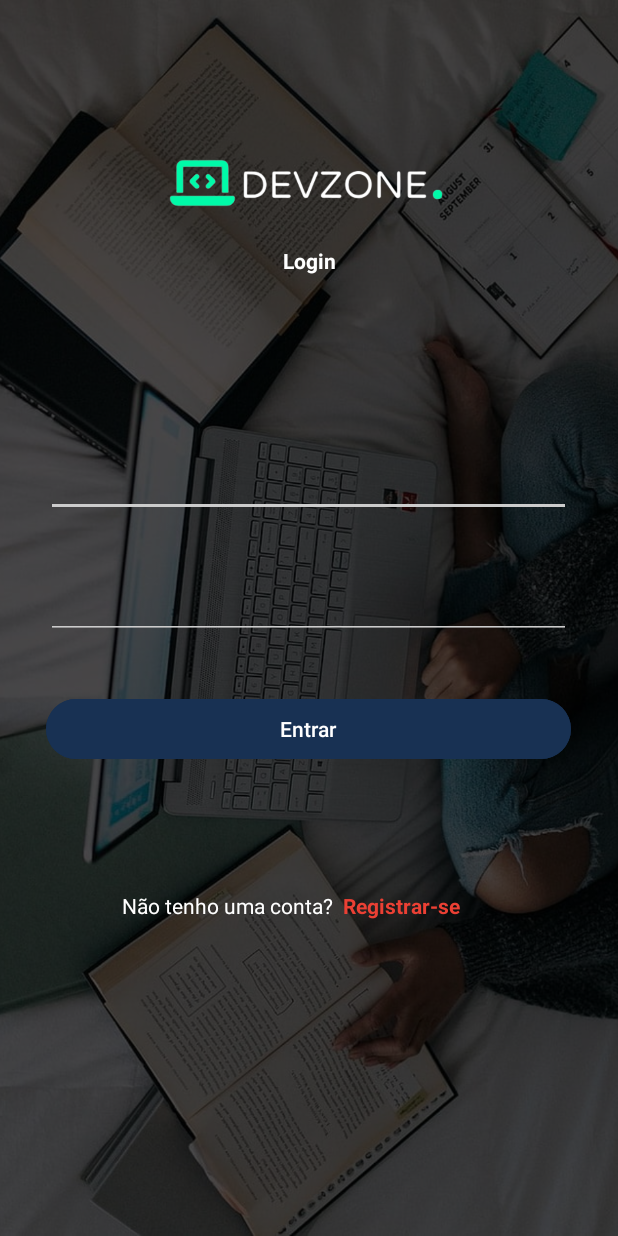
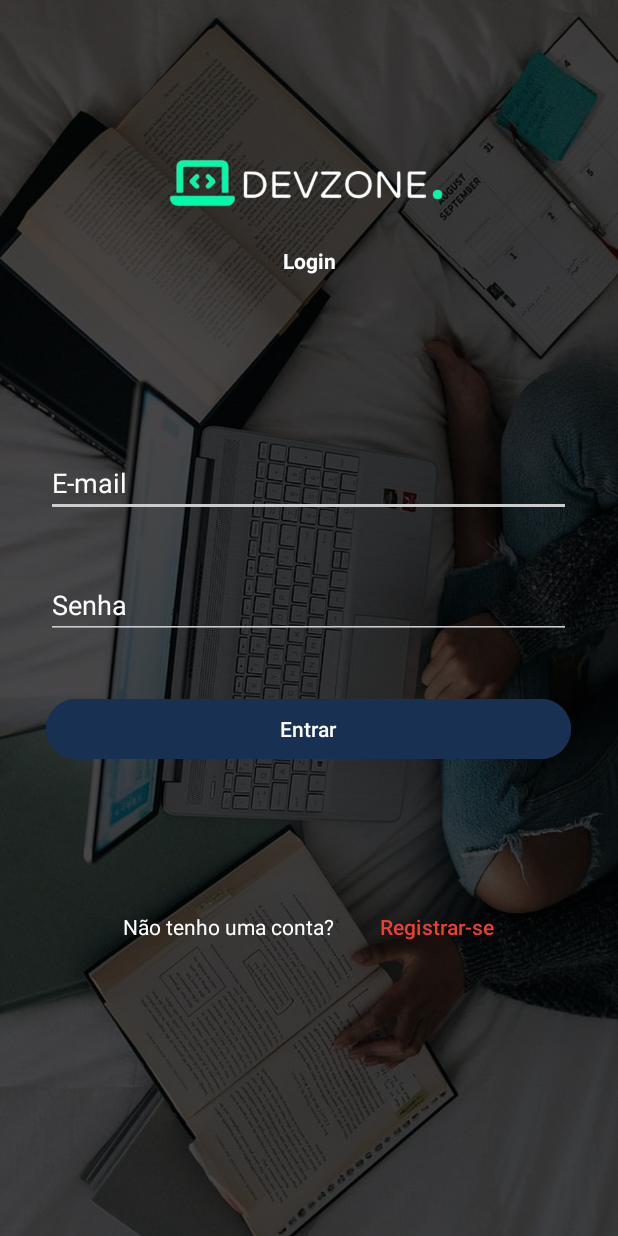
Before and after one commit to iamThiagoo/DevZone, an Android app: the screen it shows after launch (LoginActivity), after a tap on "Entrar", on a phone screen of 412 x 824 dp. Run offline under Robolectric (Android 15) with nearby library versions, the phone set to English and light mode, and no system bars.

Commit message:
Alteração de campos textView para button de entrar.

```diff
--- a/app/src/main/java/br/com/devzone/LoginActivity.java
+++ b/app/src/main/java/br/com/devzone/LoginActivity.java
@@ -5,19 +5,20 @@ import androidx.appcompat.app.AppCompatActivity;
 import android.content.Intent;
 import android.os.Bundle;
 import android.view.View;
+import android.widget.Button;
 import android.widget.TextView;
 
 public class LoginActivity extends AppCompatActivity {
 
-    TextView txtRegitrar_se;
+    Button btnRegistrarLogin;
     @Override
     protected void onCreate(Bundle savedInstanceState) {
         super.onCreate(savedInstanceState);
         setContentView(R.layout.activity_login);
 
-        txtRegitrar_se = findViewById(R.id.txtRegitrar_se);
+        btnRegistrarLogin = findViewById(R.id.btnRegistrarLogin);
 
-        txtRegitrar_se.setOnClickListener(new View.OnClickListener() {
+        btnRegistrarLogin.setOnClickListener(new View.OnClickListener() {
             @Override
             public void onClick(View v) {
                 Intent i = new Intent(getApplicationContext(), WelcomeActivity.class);
--- a/app/src/main/java/br/com/devzone/WelcomeActivity.java
+++ b/app/src/main/java/br/com/devzone/WelcomeActivity.java
@@ -7,11 +7,12 @@ import android.os.Bundle;
 import android.view.View;
 import android.view.Window;
 import android.view.WindowManager;
+import android.widget.Button;
 import android.widget.TextView;
 
 public class WelcomeActivity extends AppCompatActivity {
 
-    TextView textView3;
+    Button btnEntrar;
 
     @Override
     protected void onCreate(Bundle savedInstanceState) {
@@ -20,9 +21,9 @@ public class WelcomeActivity extends AppCompatActivity {
         this.getWindow().setFlags(WindowManager.LayoutParams.FLAG_FULLSCREEN, WindowManager.LayoutParams.FLAG_FULLSCREEN);
         setContentView(R.layout.activity_welcome);
 
-        textView3 = findViewById(R.id.textView3);
+        btnEntrar = findViewById(R.id.btnEntrar);
 
-        textView3.setOnClickListener(new View.OnClickListener() {
+        btnEntrar.setOnClickListener(new View.OnClickListener() {
             @Override
             public void onClick(View v) {
                 Intent i = new Intent(getApplicationContext(), LoginActivity.class);
--- a/app/src/main/res/layout/activity_login.xml
+++ b/app/src/main/res/layout/activity_login.xml
@@ -55,6 +55,7 @@
             android:drawablePadding="13dp"
             android:inputType="textEmailAddress"
             android:textColor="@color/white"
+            android:hint="E-mail"
             android:textColorHint="@color/white"/>
 
         <Space
@@ -68,7 +69,9 @@
             android:drawablePadding="13dp"
             android:layout_height="wrap_content"
             android:textColor="@color/white"
-            android:inputType="textPassword" />
+            android:inputType="textPassword"
+            android:hint="Senha"
+            android:textColorHint="@color/white"/>
 
         <Space
             android:layout_width="match_parent"
@@ -96,21 +99,22 @@
 
             <TextView
                 android:id="@+id/textView5"
-                android:layout_width="124dp"
+                android:layout_width="191dp"
                 android:layout_height="wrap_content"
                 android:layout_weight="1"
                 android:text="Não tenho uma conta?  "
                 android:textAlignment="textEnd"
                 android:textColor="@color/white" />
 
-            <TextView
-                android:id="@+id/txtRegitrar_se"
-                android:layout_width="wrap_content"
+            <Button
+                android:id="@+id/btnRegistrarLogin"
+                android:layout_width="144dp"
                 android:layout_height="wrap_content"
                 android:layout_weight="1"
+                android:background="@android:color/transparent"
                 android:text="@string/btn_registrar"
-                android:textColor="@color/red"
-                android:textStyle="bold" />
+                android:textAlignment="viewStart"
+                android:textColor="@color/red" />
         </LinearLayout>
 
         <Space
--- a/app/src/main/res/values/strings.xml
+++ b/app/src/main/res/values/strings.xml
@@ -2,7 +2,7 @@
     <string name="app_name">DevZone</string>
     <string name="btn_registrar">Registrar-se</string>
     <string name="btn_entrar_login">Entrar</string>
-    <string name="txt_entrar">Entrar</string>
+    <string name="btn_entrar">Entrar</string>
     <string name="txt_email_login">E-mail</string>
     <string name="txt_senha_login">Senha</string>
 </resources>
```
Also changed, not shown: app/src/main/res/layout/activity_welcome.xml (+6 -8 lines).
